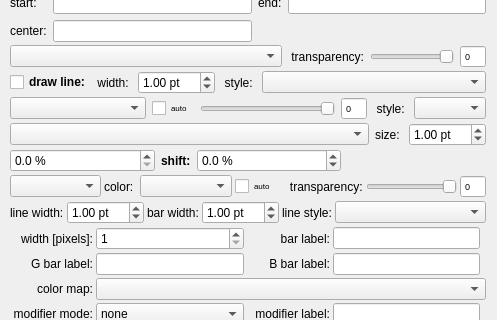
Before: the Qt Designer form plugins/table/qftablegraphsettings.ui in jkriege2/QuickFit3, drawn with Qt 5; both pictures show x 109 to 606 and y 521 to 841 of the 606 by 1236 pixel window.
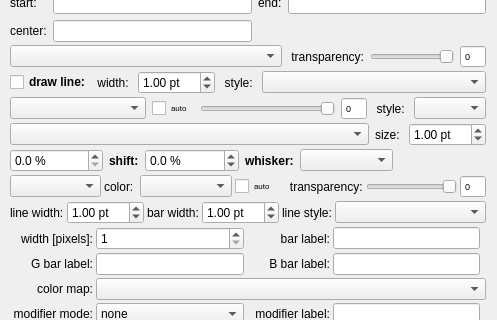
After: the same form once the commit is applied. Icons and pictures are not drawn. Custom widgets are drawn as their Qt base class.

Commit message:
QuickFit3/libwidgets,table:   - added error boxes and error ellipses as additional error styles   - started: parametrized plots color error bars by parameter column now!
QuickFit3/spimb040:
  - added methods to access measurement devices with JavaScripts
  - added methods to create/write into text files from JavaScript

```diff
--- a/plugins/table/qftablegraphsettings.ui
+++ b/plugins/table/qftablegraphsettings.ui
@@ -2124,6 +2124,35 @@
         </property>
        </widget>
       </item>
+      <item>
+       <widget class="QLabel" name="labWhisker">
+        <property name="font">
+         <font>
+          <weight>75</weight>
+          <bold>true</bold>
+         </font>
+        </property>
+        <property name="text">
+         <string>whisker:</string>
+        </property>
+       </widget>
+      </item>
+      <item>
+       <widget class="LineStyleComboBox" name="cmbWhiskerStyle">
+        <property name="sizePolicy">
+         <sizepolicy hsizetype="MinimumExpanding" vsizetype="Fixed">
+          <horstretch>0</horstretch>
+          <verstretch>0</verstretch>
+         </sizepolicy>
+        </property>
+        <property name="minimumSize">
+         <size>
+          <width>80</width>
+          <height>0</height>
+         </size>
+        </property>
+       </widget>
+      </item>
       <item>
        <spacer name="horizontalSpacer_2">
         <property name="orientation">
```
Left out of the diff: 2 changed lines with no effect on the pictures. The commit also changes 14 other files.
